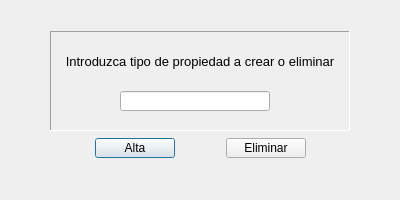
The window that templates/dlgGestion.ui (yelkov/ProyectoDI) describes before a commit, drawn with Qt 5.
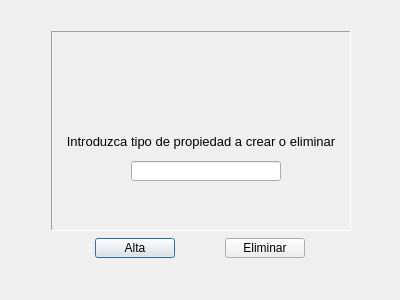
The same window after the commit. Icons and pictures are not drawn.

```diff
--- a/templates/dlgGestion.ui
+++ b/templates/dlgGestion.ui
@@ -7,19 +7,19 @@
     <x>0</x>
     <y>0</y>
     <width>400</width>
-    <height>200</height>
+    <height>300</height>
    </rect>
   </property>
   <property name="minimumSize">
    <size>
     <width>400</width>
-    <height>200</height>
+    <height>300</height>
    </size>
   </property>
   <property name="maximumSize">
    <size>
     <width>400</width>
-    <height>200</height>
+    <height>300</height>
    </size>
   </property>
   <property name="windowTitle">
@@ -29,28 +29,28 @@
    <iconset>
     <normaloff>../img/icono.svg</normaloff>../img/icono.svg</iconset>
   </property>
-  <widget class="QWidget" name="">
+  <widget class="QWidget" name="layoutWidget">
    <property name="geometry">
     <rect>
      <x>50</x>
      <y>30</y>
      <width>302</width>
-     <height>130</height>
+     <height>230</height>
     </rect>
    </property>
-   <layout class="QVBoxLayout" name="verticalLayout">
-    <item>
+   <layout class="QGridLayout" name="gridLayout">
+    <item row="0" column="0">
      <widget class="QFrame" name="frame">
       <property name="minimumSize">
        <size>
         <width>300</width>
-        <height>100</height>
+        <height>200</height>
        </size>
       </property>
       <property name="maximumSize">
        <size>
         <width>300</width>
-        <height>100</height>
+        <height>200</height>
        </size>
       </property>
       <property name="frameShape">
@@ -66,7 +66,7 @@
        <property name="geometry">
         <rect>
          <x>10</x>
-         <y>20</y>
+         <y>100</y>
          <width>280</width>
          <height>20</height>
         </rect>
@@ -98,8 +98,8 @@
       <widget class="QLineEdit" name="txtTipoprop">
        <property name="geometry">
         <rect>
-         <x>70</x>
-         <y>60</y>
+         <x>80</x>
+         <y>130</y>
          <width>150</width>
          <height>20</height>
         </rect>
@@ -120,9 +120,31 @@
         <set>Qt::AlignLeading|Qt::AlignLeft|Qt::AlignVCenter</set>
        </property>
       </widget>
+      <widget class="QLabel" name="label_2">
+       <property name="geometry">
+        <rect>
+         <x>40</x>
+         <y>10</y>
+         <width>211</width>
+         <height>101</height>
+        </rect>
+       </property>
+       <property name="text">
+        <string/>
+       </property>
+       <property name="pixmap">
+        <pixmap>../img/nombre-02.png</pixmap>
+       </property>
+       <property name="scaledContents">
+        <bool>true</bool>
+       </property>
+       <property name="alignment">
+        <set>Qt::AlignCenter</set>
+       </property>
+      </widget>
      </widget>
     </item>
-    <item>
+    <item row="1" column="0">
      <layout class="QHBoxLayout" name="horizontalLayout">
       <item>
        <widget class="QPushButton" name="btnAltaTipoprop">
```
Left out of the diff: 2 changed lines with no effect on the pictures.
